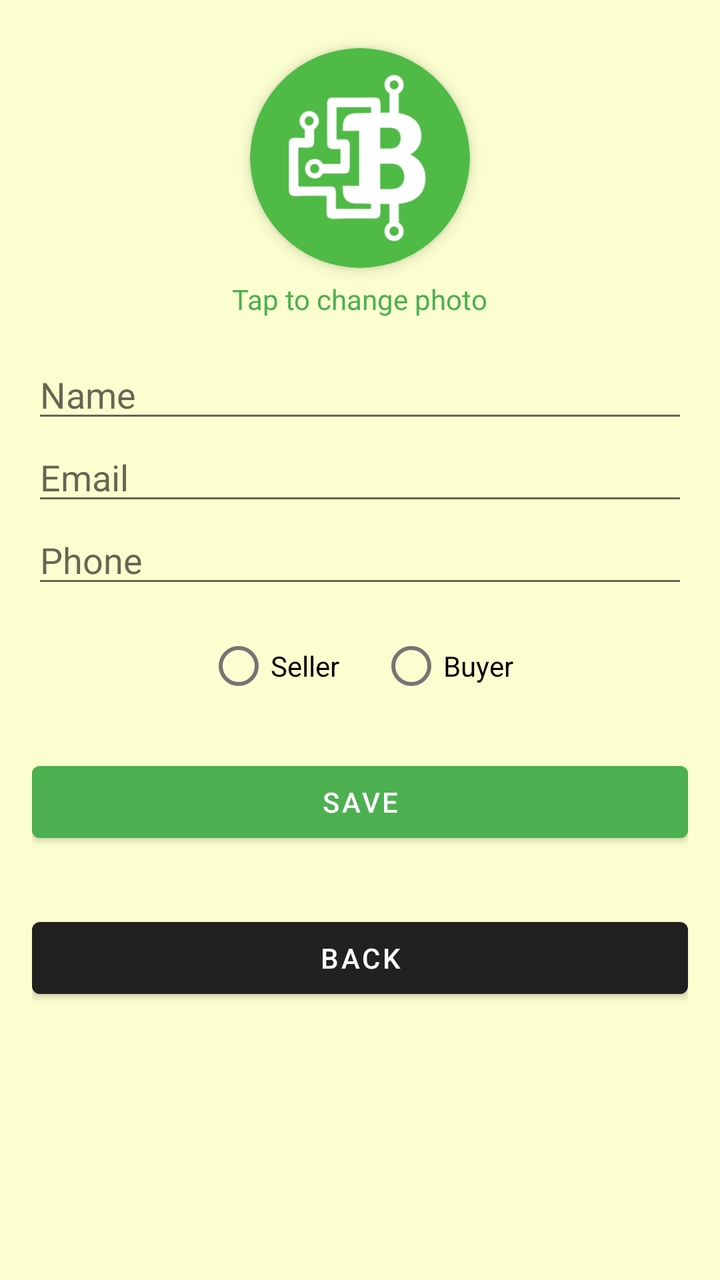
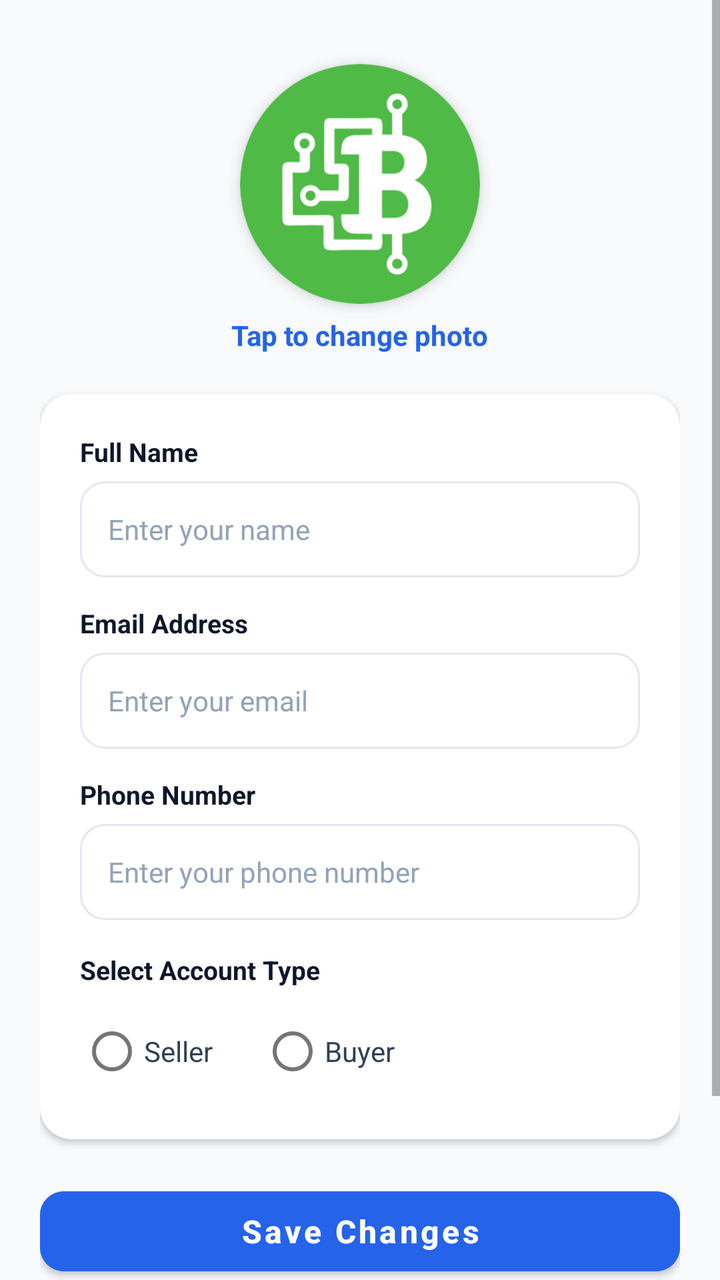

Screens rendered from an Android XML layout before and after an edit, with the pre-edit source and the edit as a unified diff.
<!-- AndroidManifest.xml: application theme Theme.BitMarket -->
<!-- res/layout/activity_edit_profile.xml -->
<?xml version="1.0" encoding="utf-8"?>
<LinearLayout
    xmlns:android="http://schemas.android.com/apk/res/android"
    xmlns:app="http://schemas.android.com/apk/res-auto"
    xmlns:tools="http://schemas.android.com/tools"
    android:layout_width="match_parent"
    android:layout_height="match_parent"
    android:orientation="vertical"
    android:padding="16dp"
    android:background="@color/light_yellow"

    tools:context=".EditProfileActivity">

    <androidx.cardview.widget.CardView
        android:id="@+id/cardProfileImage"
        android:layout_width="110dp"
        android:layout_height="110dp"
        android:layout_gravity="center_horizontal"
        android:layout_marginTop="8dp"
        android:layout_marginBottom="6dp"
        app:cardCornerRadius="55dp"
        app:cardElevation="4dp">

        <ImageView
            android:id="@+id/editProfileImageView"
            android:layout_width="match_parent"
            android:layout_height="match_parent"
            android:scaleType="centerCrop"
            android:src="@drawable/logo" />
    </androidx.cardview.widget.CardView>

    <TextView
        android:id="@+id/textViewChangePhoto"
        android:layout_width="wrap_content"
        android:layout_height="wrap_content"
        android:layout_gravity="center_horizontal"
        android:layout_marginBottom="16dp"
        android:text="Tap to change photo"
        android:textColor="@color/purple_500"
        android:textSize="14sp" />

    <EditText
        android:id="@+id/editTextName"
        android:layout_width="match_parent"
        android:layout_height="wrap_content"
        android:hint="Name"/>

    <EditText
        android:id="@+id/editTextEmail"
        android:layout_width="match_parent"
        android:layout_height="wrap_content"
        android:hint="Email"/>

    <EditText
        android:id="@+id/editTextPhone"
        android:layout_width="match_parent"
        android:layout_height="wrap_content"
        android:hint="Phone"/>
    <RadioGroup
        android:id="@+id/radioGroup"
        android:layout_width="wrap_content"
        android:layout_height="wrap_content"
        android:layout_below="@id/field_txt"
        android:layout_gravity="center"
        android:layout_marginTop="10dp"
        android:layout_centerHorizontal="true"
        android:orientation="horizontal">

        <RadioButton
            android:id="@+id/radioSeller"
            android:layout_width="wrap_content"
            android:layout_marginEnd="20dp"
            android:layout_height="wrap_content"
            android:text="Seller" />

        <RadioButton
            android:id="@+id/radioBuyer"
            android:layout_width="wrap_content"
             android:layout_height="wrap_content"
            android:text="Buyer" />
    </RadioGroup>


    <Button
        android:id="@+id/saveButton"
        android:layout_width="match_parent"
        android:layout_height="wrap_content"
        android:layout_marginTop="20dp"
        android:backgroundTint="@color/purple_500"
        android:text="Save"/>

    <Button
        android:id="@+id/cancelButton"
        android:layout_width="match_parent"
        android:layout_marginTop="30dp"
        android:layout_height="wrap_content"
        android:onClick="onback"
        android:text="Back"/>


</LinearLayout>
<!-- resources referenced by this layout -->
<resources>
  <color name="light_yellow">#FBFFCF</color>
  <color name="purple_500">#4CAF50</color>
  <!-- drawable logo: png bitmap (drawable, 8656 bytes) -->
  <style name="Theme.BitMarket" parent="Theme.MaterialComponents.DayNight.DarkActionBar">
          
          <item name="android:colorPrimary">@color/purple_500</item>
          <item name="colorPrimaryVariant">@color/purple_700</item>
          <item name="colorOnPrimary">@color/white</item>
          
          <item name="colorSecondary">@color/teal_200</item>
          <item name="colorSecondaryVariant">@color/teal_700</item>
          <item name="colorOnSecondary">@color/purple_500</item>
          
          <item name="android:statusBarColor">?attr/colorPrimaryVariant</item>
          
      </style>
  <color name="purple_700">#2980B9 </color>
  <color name="white">#FFFFFFFF</color>
  <color name="teal_200">#FF03DAC5</color>
  <color name="teal_700">#FF018786</color>
</resources>

<!-- the commit's change to res/layout/activity_edit_profile.xml (unified diff, before → after) -->
@@ -1,101 +1,197 @@
 <?xml version="1.0" encoding="utf-8"?>
-<LinearLayout
-    xmlns:android="http://schemas.android.com/apk/res/android"
+<ScrollView xmlns:android="http://schemas.android.com/apk/res/android"
     xmlns:app="http://schemas.android.com/apk/res-auto"
     xmlns:tools="http://schemas.android.com/tools"
     android:layout_width="match_parent"
     android:layout_height="match_parent"
-    android:orientation="vertical"
-    android:padding="16dp"
     android:background="@color/light_yellow"
-
+    android:fillViewport="true"
     tools:context=".EditProfileActivity">
 
-    <androidx.cardview.widget.CardView
-        android:id="@+id/cardProfileImage"
-        android:layout_width="110dp"
-        android:layout_height="110dp"
-        android:layout_gravity="center_horizontal"
-        android:layout_marginTop="8dp"
-        android:layout_marginBottom="6dp"
-        app:cardCornerRadius="55dp"
-        app:cardElevation="4dp">
-
-        <ImageView
-            android:id="@+id/editProfileImageView"
-            android:layout_width="match_parent"
-            android:layout_height="match_parent"
-            android:scaleType="centerCrop"
-            android:src="@drawable/logo" />
-    </androidx.cardview.widget.CardView>
-
-    <TextView
-        android:id="@+id/textViewChangePhoto"
-        android:layout_width="wrap_content"
-        android:layout_height="wrap_content"
-        android:layout_gravity="center_horizontal"
-        android:layout_marginBottom="16dp"
-        android:text="Tap to change photo"
-        android:textColor="@color/purple_500"
-        android:textSize="14sp" />
-
-    <EditText
-        android:id="@+id/editTextName"
+    <LinearLayout
         android:layout_width="match_parent"
         android:layout_height="wrap_content"
-        android:hint="Name"/>
+        android:orientation="vertical"
+        android:padding="20dp">
 
-    <EditText
-        android:id="@+id/editTextEmail"
-        android:layout_width="match_parent"
-        android:layout_height="wrap_content"
-        android:hint="Email"/>
+        
+        <androidx.cardview.widget.CardView
+            android:id="@+id/cardProfileImage"
+            android:layout_width="120dp"
+            android:layout_height="120dp"
+            android:layout_gravity="center_horizontal"
+            android:layout_marginTop="12dp"
+            android:layout_marginBottom="6dp"
+            app:cardCornerRadius="60dp"
+            app:cardElevation="4dp">
 
-    <EditText
-        android:id="@+id/editTextPhone"
-        android:layout_width="match_parent"
-        android:layout_height="wrap_content"
-        android:hint="Phone"/>
-    <RadioGroup
-        android:id="@+id/radioGroup"
-        android:layout_width="wrap_content"
-        android:layout_height="wrap_content"
-        android:layout_below="@id/field_txt"
-        android:layout_gravity="center"
-        android:layout_marginTop="10dp"
-        android:layout_centerHorizontal="true"
-        android:orientation="horizontal">
+            <ImageView
+                android:id="@+id/editProfileImageView"
+                android:layout_width="match_parent"
+                android:layout_height="match_parent"
+                android:scaleType="centerCrop"
+                android:src="@drawable/logo" />
+        </androidx.cardview.widget.CardView>
 
-        <RadioButton
-            android:id="@+id/radioSeller"
+        <TextView
+            android:id="@+id/textViewChangePhoto"
             android:layout_width="wrap_content"
-            android:layout_marginEnd="20dp"
             android:layout_height="wrap_content"
-            android:text="Seller" />
+            android:layout_gravity="center_horizontal"
+            android:layout_marginBottom="20dp"
+            android:text="Tap to change photo"
+            android:textColor="@color/purple_500"
+            android:textSize="14sp"
+            android:textStyle="bold" />
 
-        <RadioButton
-            android:id="@+id/radioBuyer"
-            android:layout_width="wrap_content"
-             android:layout_height="wrap_content"
-            android:text="Buyer" />
-    </RadioGroup>
+        
+        <androidx.cardview.widget.CardView
+            android:layout_width="match_parent"
+            android:layout_height="wrap_content"
+            app:cardCornerRadius="16dp"
+            app:cardElevation="2dp"
+            app:cardBackgroundColor="@color/white">
 
+            <LinearLayout
+                android:layout_width="match_parent"
+                android:layout_height="wrap_content"
+                android:orientation="vertical"
+                android:padding="20dp">
 
-    <Button
-        android:id="@+id/saveButton"
-        android:layout_width="match_parent"
-        android:layout_height="wrap_content"
-        android:layout_marginTop="20dp"
-        android:backgroundTint="@color/purple_500"
-        android:text="Save"/>
+                
+                <TextView
+                    android:layout_width="wrap_content"
+                    android:layout_height="wrap_content"
+                    android:text="Full Name"
+                    android:textColor="@color/black"
+                    android:textSize="13sp"
+                    android:textStyle="bold" />
 
-    <Button
-        android:id="@+id/cancelButton"
-        android:layout_width="match_parent"
-        android:layout_marginTop="30dp"
-        android:layout_height="wrap_content"
-        android:onClick="onback"
-        android:text="Back"/>
+                <EditText
+                    android:id="@+id/editTextName"
+                    android:layout_width="match_parent"
+                    android:layout_height="48dp"
+                    android:layout_marginTop="6dp"
+                    android:background="@drawable/bg_input_field"
+                    android:hint="Enter your name"
+                    android:inputType="textPersonName"
+                    android:paddingHorizontal="14dp"
+                    android:textColor="@color/black"
+                    android:textColorHint="@color/slate_400"
+                    android:textSize="14sp" />
 
+                
+                <TextView
+                    android:layout_width="wrap_content"
+                    android:layout_height="wrap_content"
+                    android:layout_marginTop="14dp"
+                    android:text="Email Address"
+                    android:textColor="@color/black"
+                    android:textSize="13sp"
+                    android:textStyle="bold" />
 
-</LinearLayout>
+                <EditText
+                    android:id="@+id/editTextEmail"
+                    android:layout_width="match_parent"
+                    android:layout_height="48dp"
+                    android:layout_marginTop="6dp"
+                    android:background="@drawable/bg_input_field"
+                    android:hint="Enter your email"
+                    android:inputType="textEmailAddress"
+                    android:paddingHorizontal="14dp"
+                    android:textColor="@color/black"
+                    android:textColorHint="@color/slate_400"
+                    android:textSize="14sp" />
+
+                
+                <TextView
+                    android:layout_width="wrap_content"
+                    android:layout_height="wrap_content"
+                    android:layout_marginTop="14dp"
+                    android:text="Phone Number"
+                    android:textColor="@color/black"
+                    android:textSize="13sp"
+                    android:textStyle="bold" />
+
+                <EditText
+                    android:id="@+id/editTextPhone"
+                    android:layout_width="match_parent"
+                    android:layout_height="48dp"
+                    android:layout_marginTop="6dp"
+                    android:background="@drawable/bg_input_field"
+                    android:hint="Enter your phone number"
+                    android:inputType="phone"
+                    android:paddingHorizontal="14dp"
+                    android:textColor="@color/black"
+                    android:textColorHint="@color/slate_400"
+                    android:textSize="14sp" />
+
+                
+                <TextView
+                    android:layout_width="wrap_content"
+                    android:layout_height="wrap_content"
+                    android:layout_marginTop="16dp"
+                    android:text="Select Account Type"
+                    android:textColor="@color/black"
+                    android:textSize="13sp"
+                    android:textStyle="bold" />
+
+                <RadioGroup
+                    android:id="@+id/radioGroup"
+                    android:layout_width="match_parent"
+                    android:layout_height="wrap_content"
+                    android:layout_marginTop="8dp"
+                    android:orientation="horizontal">
+
+                    <RadioButton
+                        android:id="@+id/radioSeller"
+                        android:layout_width="wrap_content"
+                        android:layout_height="wrap_content"
+                        android:layout_marginEnd="24dp"
+                        android:text="Seller"
+                        android:textColor="@color/slate_700"
+                        android:textSize="14sp" />
+
+                    <RadioButton
+                        android:id="@+id/radioBuyer"
+                        android:layout_width="wrap_content"
+                        android:layout_height="wrap_content"
+                        android:text="Buyer"
+                        android:textColor="@color/slate_700"
+                        android:textSize="14sp" />
+                </RadioGroup>
+
+            </LinearLayout>
+        </androidx.cardview.widget.CardView>
+
+        
+        <Button
+            android:id="@+id/saveButton"
+            android:layout_width="match_parent"
+            android:layout_height="52dp"
+            android:layout_marginTop="20dp"
+            android:backgroundTint="@color/purple_500"
+            android:text="Save Changes"
+            android:textAllCaps="false"
+            android:textColor="@color/white"
+            android:textSize="16sp"
+            android:textStyle="bold"
+            app:cornerRadius="12dp" />
+
+        <Button
+            android:id="@+id/cancelButton"
+            android:layout_width="match_parent"
+            android:layout_height="52dp"
+            android:layout_marginTop="10dp"
+            android:layout_marginBottom="24dp"
+            android:backgroundTint="@color/slate_100"
+            android:onClick="onback"
+            android:text="Cancel"
+            android:textAllCaps="false"
+            android:textColor="@color/slate_700"
+            android:textSize="15sp"
+            app:cornerRadius="12dp" />
+
+    </LinearLayout>
+
+</ScrollView>
<!-- resource entries referenced after the edit -->
@@ -1,24 +1,38 @@
 <!-- resources referenced by this layout -->
 <resources>
-  <color name="light_yellow">#FBFFCF</color>
-  <color name="purple_500">#4CAF50</color>
+  <color name="black">#0F172A</color>
+  <color name="light_yellow">#F8FAFC</color>
+  <color name="purple_500">#2563EB</color>
+  <color name="slate_100">#F1F5F9</color>
+  <color name="slate_400">#94A3B8</color>
+  <color name="slate_700">#334155</color>
   <!-- drawable logo: png bitmap (drawable, 8656 bytes) -->
   <style name="Theme.BitMarket" parent="Theme.MaterialComponents.DayNight.DarkActionBar">
           
-          <item name="android:colorPrimary">@color/purple_500</item>
+          <item name="colorPrimary">@color/purple_500</item>
           <item name="colorPrimaryVariant">@color/purple_700</item>
           <item name="colorOnPrimary">@color/white</item>
           
           <item name="colorSecondary">@color/teal_200</item>
           <item name="colorSecondaryVariant">@color/teal_700</item>
-          <item name="colorOnSecondary">@color/purple_500</item>
+          <item name="colorOnSecondary">@color/white</item>
           
-          <item name="android:statusBarColor">?attr/colorPrimaryVariant</item>
-          
+          <item name="android:statusBarColor">@color/purple_700</item>
       </style>
-  <color name="purple_700">#2980B9 </color>
-  <color name="white">#FFFFFFFF</color>
-  <color name="teal_200">#FF03DAC5</color>
-  <color name="teal_700">#FF018786</color>
+  <color name="slate_200">#E2E8F0</color>
+  <color name="purple_700">#1D4ED8</color>
+  <color name="white">#FFFFFF</color>
+  <!-- drawable bg_input_field (drawable) -->
+  <?xml version="1.0" encoding="utf-8"?>
+  <shape xmlns:android="http://schemas.android.com/apk/res/android"
+      android:shape="rectangle">
+      <solid android:color="@color/white" />
+      <corners android:radius="12dp" />
+      <stroke
+          android:width="1dp"
+          android:color="@color/slate_200" />
+  </shape>
+  <color name="teal_200">#10B981</color>
+  <color name="teal_700">#047857</color>
 </resources>
 
